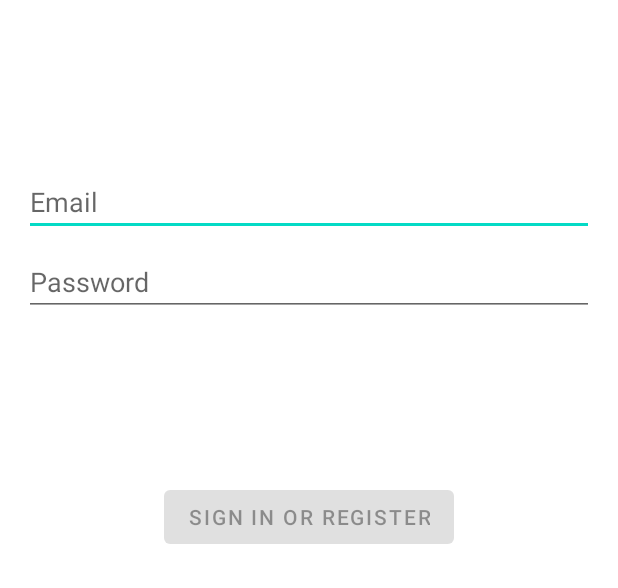
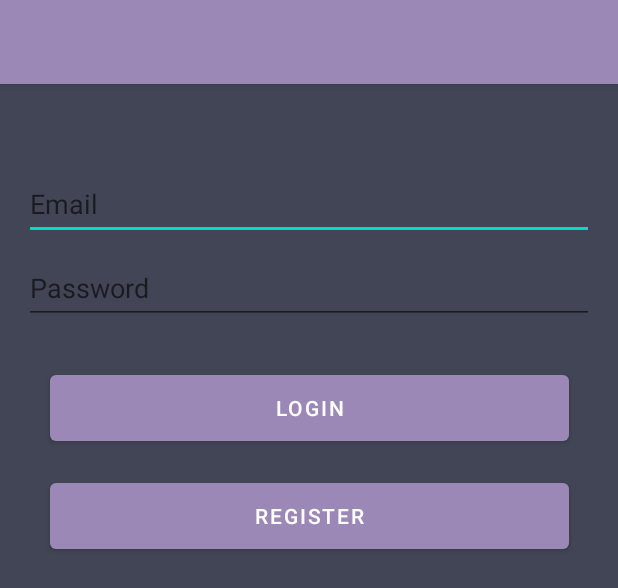
Before and after one commit to AliciaC07/Proyecto-final-Android, an Android app: the layout activity_login.xml on its own in the app's theme, with its tools: preview values and no code run, on a phone screen of 412 x 824 dp. Shown: the top 588 px of the screen. Run offline under Robolectric (Android 15) with nearby library versions, the phone set to English and light mode, and no system bars.

Commit message:
Refactor app - LoginActivity, MainActivity, missing splasher screen

```diff
--- a/app/src/main/java/com/aip/commerce_e/FirstFragment.java
+++ b/app/src/main/java/com/aip/commerce_e/FirstFragment.java
@@ -2,6 +2,7 @@ package com.aip.commerce_e;
 
 import android.app.Activity;
 import android.content.Context;
+import android.content.Intent;
 import android.content.SharedPreferences;
 import android.os.Bundle;
 import android.util.Log;
@@ -59,8 +60,8 @@ public class FirstFragment extends Fragment {
                                 SharedPreferences.Editor editor = sharedPreferences.edit();
                                 editor.putString("email", user.getEmail());
                                 editor.apply();
-                                NavHostFragment.findNavController(FirstFragment.this)
-                                        .navigate(R.id.homeFragment3);
+                                Intent intent = new Intent(getContext(), MainActivity.class);
+                                startActivity(intent);
                             } else {
                                 // If sign in fails, display a message to the user.
                                 Log.w("TAG", "signInWithEmail:failure", task.getException());
@@ -73,7 +74,7 @@ public class FirstFragment extends Fragment {
         });
         binding.btnRegister.setOnClickListener(view1 -> {
             NavHostFragment.findNavController(FirstFragment.this)
-                    .navigate(R.id.registerUserFragment);
+                    .navigate(R.id.registerUserFragment2);
         });
     }
     @Override
@@ -85,8 +86,10 @@ public class FirstFragment extends Fragment {
 //            User userLogged = userViewModel.findUserByEmail(currentUser.getEmail());
 //            Bundle bundle = new Bundle();
 //            bundle.putSerializable("user", userLogged);
-            NavHostFragment.findNavController(FirstFragment.this)
-                    .navigate(R.id.homeFragment3);
+            /*NavHostFragment.findNavController(FirstFragment.this)
+                    .navigate(R.id.homeFragment);*/
+            Intent intent = new Intent(getContext(), MainActivity.class);
+            startActivity(intent);
         }
     }
 
--- a/app/src/main/java/com/aip/commerce_e/drawerFragments/category/CategoryFragment.java
+++ b/app/src/main/java/com/aip/commerce_e/drawerFragments/category/CategoryFragment.java
@@ -1,7 +1,9 @@
 package com.aip.commerce_e.drawerFragments.category;
 
 import android.annotation.SuppressLint;
+import android.widget.EditText;
 import android.widget.ImageView;
+import android.widget.TextView;
 import androidx.lifecycle.ViewModelProvider;
 import android.os.Bundle;
 import androidx.annotation.NonNull;
@@ -32,7 +34,7 @@ public class CategoryFragment extends Fragment implements RecyclerViewInterface
     public View onCreateView(@NonNull LayoutInflater inflater, @Nullable ViewGroup container,
                              @Nullable Bundle savedInstanceState) {
         binding = FragmentCategoryBinding.inflate(inflater,container,false);
-        ImageView imgV = getParentFragment().getActivity().findViewById(R.id.userImg);
+
         return binding.getRoot();
     }
 
--- /dev/null
+++ b/app/src/main/res/drawable/ic_baseline_hamburger_24.xml
@@ -0,0 +1,5 @@
+<vector android:height="24dp" android:tint="#000000"
+    android:viewportHeight="24" android:viewportWidth="24"
+    android:width="24dp" xmlns:android="http://schemas.android.com/apk/res/android">
+    <path android:fillColor="@android:color/white" android:pathData="M2,15.5v2h20v-2L2,15.5zM2,10.5v2h20v-2L2,10.5zM2,5.5v2h20v-2L2,5.5z"/>
+</vector>
--- a/app/src/main/res/layout/activity_login.xml
+++ b/app/src/main/res/layout/activity_login.xml
@@ -6,65 +6,21 @@
         android:id="@+id/container"
         android:layout_width="match_parent"
         android:layout_height="match_parent"
-        android:paddingBottom="@dimen/activity_vertical_margin"
-        android:paddingLeft="@dimen/activity_horizontal_margin"
-        android:paddingRight="@dimen/activity_horizontal_margin"
-        android:paddingTop="@dimen/activity_vertical_margin"
-        tools:context=".ui.login.LoginActivity">
+        tools:context=".LoginActivity">
+    <com.google.android.material.appbar.AppBarLayout
+            android:layout_height="wrap_content"
+            android:layout_width="match_parent"
+            android:theme="@style/Theme.Commercee.AppBarOverlay"
+            app:layout_constraintTop_toTopOf="parent"
+            app:layout_constraintEnd_toEndOf="parent">
 
-    <EditText
-            android:id="@+id/username"
-            android:layout_width="0dp"
-            android:layout_height="wrap_content"
-            android:layout_marginTop="96dp"
-            android:hint="@string/prompt_email"
-            android:inputType="textEmailAddress"
-            android:selectAllOnFocus="true"
-            app:layout_constraintEnd_toEndOf="parent"
-            app:layout_constraintStart_toStartOf="parent"
-            app:layout_constraintTop_toTopOf="parent"/>
+        <androidx.appcompat.widget.Toolbar
+                android:id="@+id/toolbarLogin"
+                android:layout_width="match_parent"
+                android:background="?attr/colorPrimary"
+                app:popupTheme="@style/Theme.Commercee.PopupOverlay"
+                android:layout_height="?attr/actionBarSize"/>
+    </com.google.android.material.appbar.AppBarLayout>
 
-    <EditText
-            android:id="@+id/password"
-            android:layout_width="0dp"
-            android:layout_height="wrap_content"
-            android:layout_marginTop="8dp"
-            android:hint="@string/prompt_password"
-            android:imeActionLabel="@string/action_sign_in_short"
-            android:imeOptions="actionDone"
-            android:inputType="textPassword"
-            android:selectAllOnFocus="true"
-            app:layout_constraintEnd_toEndOf="parent"
-            app:layout_constraintStart_toStartOf="parent"
-            app:layout_constraintTop_toBottomOf="@+id/username"/>
-
-    <Button
-            android:id="@+id/login"
-            android:enabled="false"
-            android:layout_width="wrap_content"
-            android:layout_height="wrap_content"
-            android:layout_gravity="start"
-            android:layout_marginTop="16dp"
-            android:layout_marginBottom="64dp"
-            android:text="@string/action_sign_in"
-            app:layout_constraintBottom_toBottomOf="parent"
-            app:layout_constraintEnd_toEndOf="parent"
-            app:layout_constraintStart_toStartOf="parent"
-            app:layout_constraintTop_toBottomOf="@+id/password"
-            app:layout_constraintVertical_bias="0.2"/>
-
-    <ProgressBar
-            android:id="@+id/loading"
-            android:visibility="gone"
-            android:layout_width="wrap_content"
-            android:layout_height="wrap_content"
-            android:layout_gravity="center"
-            android:layout_marginTop="64dp"
-            android:layout_marginBottom="64dp"
-            app:layout_constraintBottom_toBottomOf="parent"
-            app:layout_constraintEnd_toEndOf="@+id/password"
-            app:layout_constraintStart_toStartOf="@+id/password"
-            app:layout_constraintTop_toTopOf="parent"
-            app:layout_constraintVertical_bias="0.3"/>
-
+    <include layout="@layout/content_login"/>
 </androidx.constraintlayout.widget.ConstraintLayout>
--- a/app/src/main/res/layout/activity_main.xml
+++ b/app/src/main/res/layout/activity_main.xml
@@ -10,21 +10,18 @@
             android:layout_width="match_parent"
             android:layout_height="match_parent">
 
+        <include layout="@layout/content_main"/>
         <com.google.android.material.appbar.AppBarLayout
                 android:layout_height="wrap_content"
                 android:layout_width="match_parent"
                 android:theme="@style/Theme.Commercee.AppBarOverlay">
-
             <androidx.appcompat.widget.Toolbar
                     android:id="@+id/toolbar"
                     android:layout_width="match_parent"
                     android:background="?attr/colorPrimary"
                     app:popupTheme="@style/Theme.Commercee.PopupOverlay"
                     android:layout_height="?attr/actionBarSize"/>
-
         </com.google.android.material.appbar.AppBarLayout>
-
-        <include layout="@layout/content_main"/>
 
     </androidx.coordinatorlayout.widget.CoordinatorLayout>
     <com.google.android.material.navigation.NavigationView
--- /dev/null
+++ b/app/src/main/res/layout/content_login.xml
@@ -0,0 +1,19 @@
+<?xml version="1.0" encoding="utf-8"?>
+<androidx.constraintlayout.widget.ConstraintLayout
+        xmlns:android="http://schemas.android.com/apk/res/android"
+        xmlns:app="http://schemas.android.com/apk/res-auto"
+        android:layout_width="match_parent"
+        android:layout_height="match_parent">
+
+    <fragment
+            android:id="@+id/nav_host_login"
+            android:name="androidx.navigation.fragment.NavHostFragment"
+            android:layout_width="0dp"
+            android:layout_height="0dp"
+            app:layout_constraintStart_toStartOf="parent"
+            app:layout_constraintEnd_toEndOf="parent"
+            app:layout_constraintTop_toTopOf="parent"
+            app:layout_constraintBottom_toBottomOf="parent"
+            app:defaultNavHost="true"
+            app:navGraph="@navigation/login_nav"/>
+</androidx.constraintlayout.widget.ConstraintLayout>
--- /dev/null
+++ b/app/src/main/res/navigation/login_nav.xml
@@ -0,0 +1,11 @@
+<?xml version="1.0" encoding="utf-8"?>
+<navigation xmlns:android="http://schemas.android.com/apk/res/android"
+            xmlns:app="http://schemas.android.com/apk/res-auto"
+            xmlns:tools="http://schemas.android.com/tools" android:id="@+id/login_nav"
+            app:startDestination="@id/firstFragment">
+
+    <fragment android:id="@+id/firstFragment" android:name="com.aip.commerce_e.FirstFragment"
+              android:label="fragment_first" tools:layout="@layout/fragment_first"/>
+    <fragment android:id="@+id/registerUserFragment2" android:name="com.aip.commerce_e.RegisterUserFragment"
+              android:label="fragment_register_user" tools:layout="@layout/fragment_register_user"/>
+</navigation>
--- a/app/src/main/res/values/themes.xml
+++ b/app/src/main/res/values/themes.xml
@@ -14,6 +14,10 @@
         <!-- Customize your theme here. -->
     </style>
     <style name="Theme.Commercee.NoActionBar">
+        <item name="windowActionBar">true</item>
+        <item name="windowNoTitle">true</item>
+    </style>
+    <style name="Theme.Commercee.NoActionBarLogin">
         <item name="windowActionBar">false</item>
         <item name="windowNoTitle">true</item>
     </style>
```
Also changed, not shown: app/src/main/AndroidManifest.xml (+7 -6 lines), app/src/main/java/com/aip/commerce_e/LoginActivity.java (+33 -3 lines), app/src/main/java/com/aip/commerce_e/MainActivity.java (+29 -10 lines), app/src/main/java/com/aip/commerce_e/RegisterUserFragment.java (+7 -11 lines), app/src/main/res/navigation/nav_graph.xml (+2 -19 lines).
